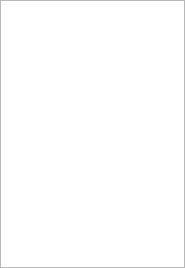
Qt form dia/autocompletelist.ui (BKEngine/Creator) before a commit.
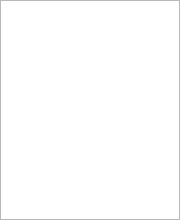
The same form after that commit.

```diff
--- a/dia/autocompletelist.ui
+++ b/dia/autocompletelist.ui
@@ -6,8 +6,8 @@
    <rect>
     <x>0</x>
     <y>0</y>
-    <width>185</width>
-    <height>268</height>
+    <width>180</width>
+    <height>220</height>
    </rect>
   </property>
   <property name="sizePolicy">
```
